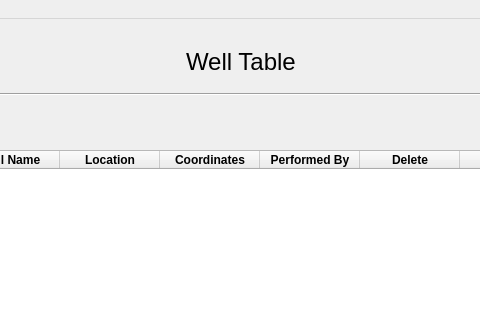
This is well_table.ui in dhairyashil-G/CGWB-Desktop-App as Qt 5 draws it before an edit; both pictures show x 159 to 639 and y 0 to 320 of the 800 by 600 pixel window. The edited form follows.
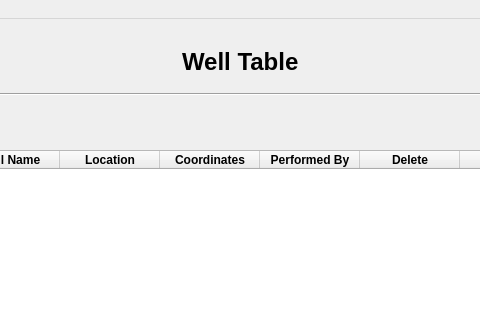
This is the edited form.

Diff of the .ui file:
```diff
--- a/well_table.ui
+++ b/well_table.ui
@@ -35,6 +35,8 @@
          <property name="font">
           <font>
            <pointsize>18</pointsize>
+           <weight>75</weight>
+           <bold>true</bold>
           </font>
          </property>
          <property name="text">
```
